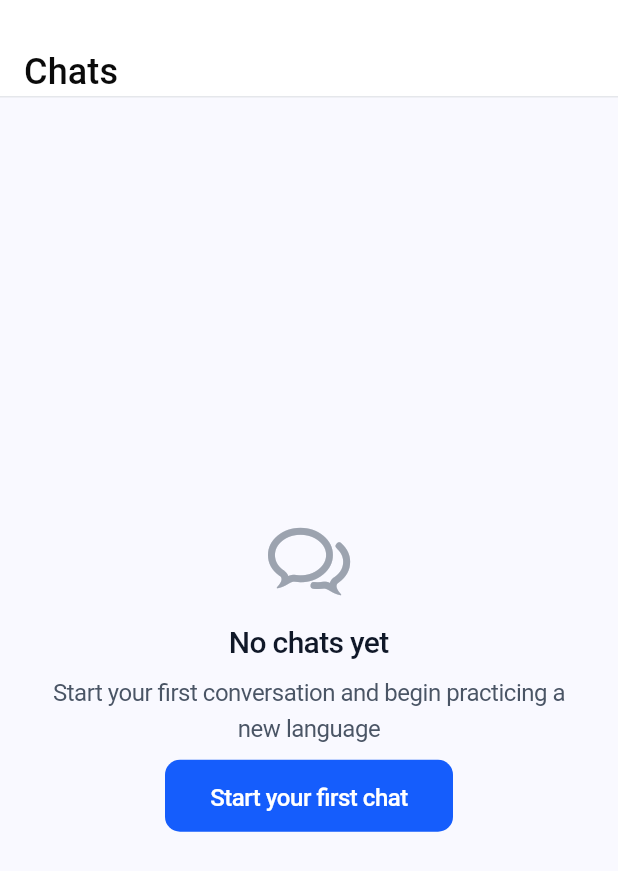
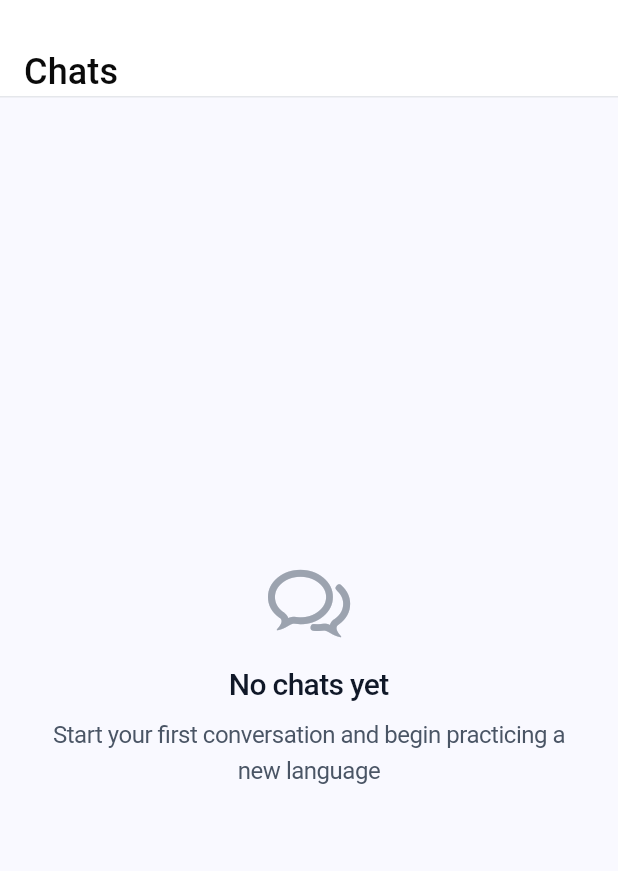
Before and after one commit to RuslanTsitser/repeat_tutor, a Flutter app: the _Body widget shown alone on an empty page, opened directly, on a phone screen of 412 x 824 dp. Shown: the top 871 px of the screen. Run offline on Flutter 3.47's test engine with Material 3 defaults, Android fonts, the phone set to English and light mode, and no system bars; our stand-ins replace auto_route, dio, drift, flutter_riverpod, package_info_plus, permission_handler and 4 more; missing offline and left inert: ab_test_service, apphud, flutter_webrtc, markdown_widget, record, sqlite3; accounts and stored records are empty; generated files the repository leaves out were written again.

Commit message:
feat(chats): refactor ChatListScreen and add onboarding support
- Changed ChatListScreen from ConsumerWidget to StatelessWidget for improved performance.
- Introduced OnboardingChatListWrapper to enhance onboarding experience.
- Created a new AddButton widget to encapsulate chat creation functionality.
- Updated _EmptyState to remove unnecessary parameters and streamline the UI.
- Modified CreateChatUseCase to return a boolean indicating success or failure of chat creation.

```diff
--- a/lib/core/local_storage/storage_keys.dart
+++ b/lib/core/local_storage/storage_keys.dart
@@ -2,4 +2,5 @@ abstract class StorageKeys {
   static const String defaultTeacherLanguageKey = 'default_teacher_language';
   static const String defaultLanguageKey = 'default_language';
   static const String defaultLanguageToLearnKey = 'default_language_to_learn';
+  static const String isOnboardedCreateChatKey = 'is_onboarded_create_chat';
 }
--- a/lib/features/chats/presentation/chat_list_screen.dart
+++ b/lib/features/chats/presentation/chat_list_screen.dart
@@ -7,32 +7,46 @@ import '../../../core/domain/models/chat.dart';
 import '../../../core/localization/generated/l10n.dart';
 import '../../../infrastructure/state_managers.dart';
 import '../../../infrastructure/use_case.dart';
+import '../../onboarding/presentation/onboarding_chat_list_wrapper.dart';
 import '../logic/chat_list_notifier.dart';
 
 @RoutePage()
-class ChatListScreen extends ConsumerWidget {
+class ChatListScreen extends StatelessWidget {
   const ChatListScreen({super.key});
 
   @override
-  Widget build(BuildContext context, WidgetRef ref) {
-    final chatNotifier = ref.watch(chatListNotifierProvider);
-    final chats = chatNotifier.state.chats;
-    final hasChats = chats.isNotEmpty;
-
-    return CupertinoPageScaffold(
+  Widget build(BuildContext context) {
+    return const OnboardingChatListWrapper(
+      child: CupertinoPageScaffold(
         child: SafeArea(
           bottom: false,
           child: Stack(
             children: [
-            const _Body(),
-            if (hasChats)
+              _Body(),
               Positioned(
                 right: 16,
                 bottom: 16,
+                child: AddButton(),
+              ),
+            ],
+          ),
+        ),
+      ),
+    );
+  }
+}
+
+class AddButton extends ConsumerWidget {
+  const AddButton({
+    super.key,
+  });
+
+  @override
+  Widget build(BuildContext context, WidgetRef ref) {
+    return AddButtonWrapper(
       child: CupertinoButton(
         padding: EdgeInsets.zero,
-                  onPressed: () =>
-                      ref.read(createChatUseCaseProvider).execute(),
+        onPressed: () => ref.read(createChatUseCaseProvider).execute(),
         child: Container(
           width: 56,
           height: 56,
@@ -57,10 +71,6 @@ class ChatListScreen extends ConsumerWidget {
             color: CupertinoColors.white,
             size: 24,
           ),
-                  ),
-                ),
-              ),
-          ],
         ),
       ),
     );
@@ -142,28 +152,29 @@ class _Body extends ConsumerWidget {
         ),
         Expanded(
           child: chats.isEmpty
-              ? _EmptyState(
-                  onCreateChat: () =>
-                      ref.read(createChatUseCaseProvider).execute(),
-                )
-              : ListView.builder(
+              ? const _EmptyState()
+              : ListView.separated(
                   padding: const EdgeInsets.fromLTRB(16, 16, 16, 141),
+                  separatorBuilder: (context, index) =>
+                      const SizedBox(height: 12),
                   itemCount: chats.length,
                   itemBuilder: (context, index) {
                     final chat = chats[index];
-                    return Padding(
-                      padding: EdgeInsets.only(
-                        bottom: index < chats.length - 1 ? 12 : 0,
-                      ),
-                      child: _ChatListItem(
+                    final widget = _ChatListItem(
                       chat: chat,
                       onTap: () =>
                           ref.read(openScreenUseCaseProvider).openChat(chat),
                       onDeletePressed: () => ref
                           .read(deleteChatUseCaseProvider)
                           .execute(chat.chatId),
-                      ),
                     );
+                    if (index == 0) {
+                      return OpenChatWrapper(
+                        chat: chat,
+                        child: widget,
+                      );
+                    }
+                    return widget;
                   },
                 ),
         ),
@@ -207,7 +218,7 @@ class _ChatListItem extends StatelessWidget {
         child: Container(
           height: 82,
           width: double.infinity,
-          padding: const EdgeInsets.fromLTRB(16, 16, 16, 16),
+          padding: const EdgeInsets.all(16),
           decoration: BoxDecoration(
             color: CupertinoColors.white,
             borderRadius: BorderRadius.circular(14),
@@ -271,10 +282,7 @@ class _ChatListItem extends StatelessWidget {
 }
 
 class _EmptyState extends StatelessWidget {
-  const _EmptyState({
-    required this.onCreateChat,
-  });
-  final VoidCallback onCreateChat;
+  const _EmptyState();
 
   @override
   Widget build(BuildContext context) {
@@ -316,33 +324,6 @@ class _EmptyState extends StatelessWidget {
               ),
             ),
           ),
-          const SizedBox(height: 8),
-          CupertinoButton(
-            padding: EdgeInsets.zero,
-            onPressed: onCreateChat,
-            child: Container(
-              width: 192,
-              height: 48,
-              decoration: BoxDecoration(
-                color: const Color(0xFF155DFC),
-                borderRadius: BorderRadius.circular(10),
-              ),
-              padding: const EdgeInsets.symmetric(horizontal: 16),
-              child: Center(
-                child: Text(
-                  S.of(context).startYourFirstChat,
-                  textAlign: TextAlign.center,
-                  style: const TextStyle(
-                    fontSize: 16,
-                    fontWeight: FontWeight.w500,
-                    color: CupertinoColors.white,
-                    letterSpacing: -0.3125,
-                    height: 24 / 16,
-                  ),
-                ),
-              ),
-            ),
-          ),
         ],
       ),
     );
--- a/lib/features/chats/use_case/create_chat_use_case.dart
+++ b/lib/features/chats/use_case/create_chat_use_case.dart
@@ -15,7 +15,7 @@ class CreateChatUseCase {
   final ProfileNotifier profileSettingsNotifier;
   final AppRouter router;
 
-  Future<void> execute() async {
+  Future<bool> execute() async {
     final state = await router.showAppBottomSheet<CreateChatState>(
       isScrollControlled: true,
       builder: (context) => const CreateChatBottomSheet(),
@@ -27,6 +27,8 @@ class CreateChatUseCase {
         topic: state.topic,
         teacherLanguage: state.teacherLanguage,
       );
+      return true;
     }
+    return false;
   }
 }
```
Lines whose indentation alone changed are shown as unchanged.
